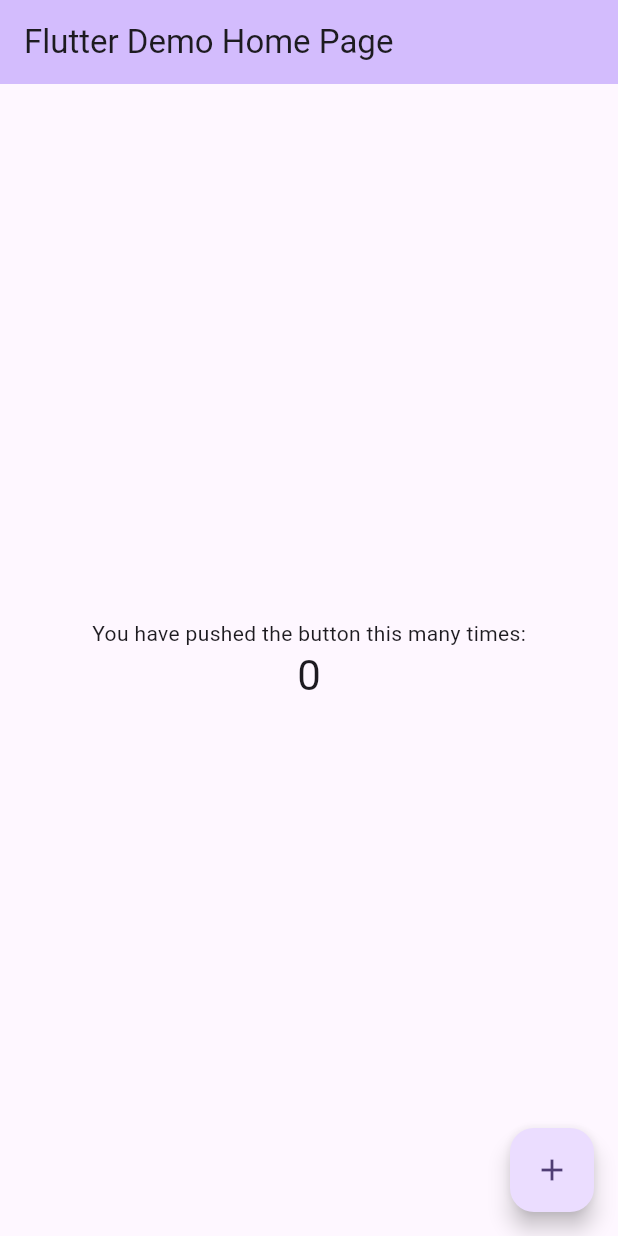
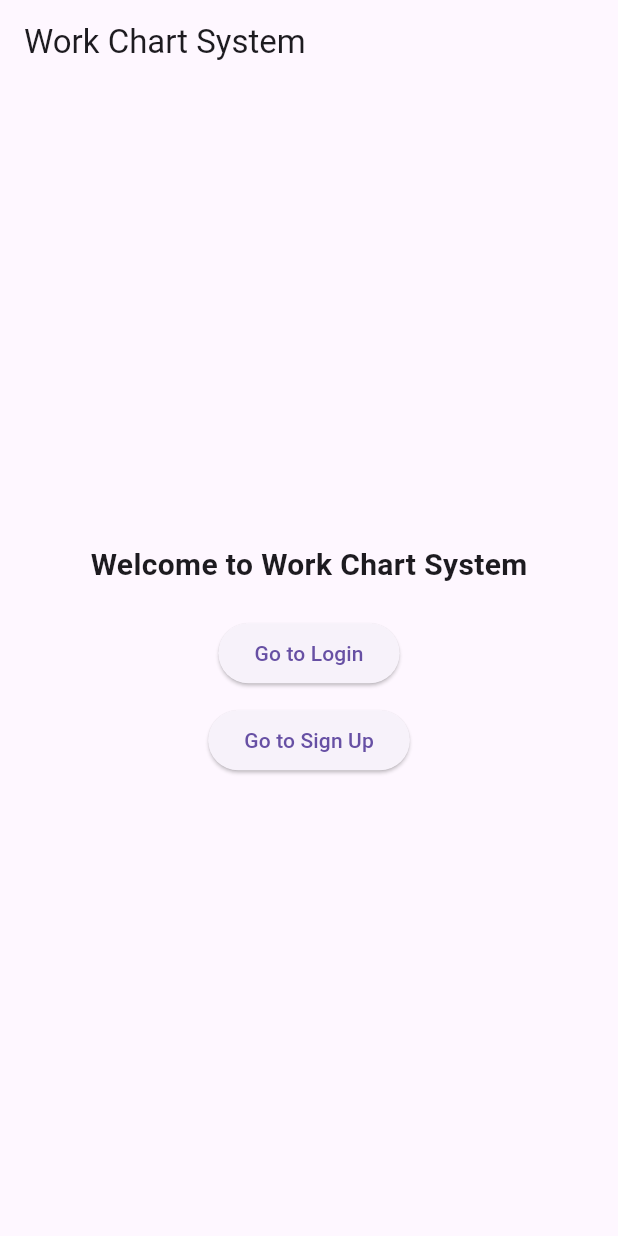
Before and after one commit to ekrajghimire/Work-Chart-System, a Flutter app: the screen it shows after launch, on a phone screen of 412 x 824 dp. Run offline on Flutter 3.47's test engine with Material 3 defaults, Android fonts, the phone set to English and light mode, and no system bars; our stand-ins replace shared_preferences.

Commit message:
added screens

```diff
--- a/lib/main.dart
+++ b/lib/main.dart
@@ -1,125 +1,62 @@
 import 'package:flutter/material.dart';
+import 'package:work_chart_system/screens/signup_screen.dart';
+import 'screens/login_screen.dart';
 
 void main() {
-  runApp(const MyApp());
+  runApp(MyApp());
 }
 
 class MyApp extends StatelessWidget {
-  const MyApp({super.key});
-
-  // This widget is the root of your application.
   @override
   Widget build(BuildContext context) {
     return MaterialApp(
-      title: 'Flutter Demo',
+      debugShowCheckedModeBanner: false,
+      title: 'Work Chart System',
       theme: ThemeData(
-        // This is the theme of your application.
-        //
-        // TRY THIS: Try running your application with "flutter run". You'll see
-        // the application has a purple toolbar. Then, without quitting the app,
-        // try changing the seedColor in the colorScheme below to Colors.green
-        // and then invoke "hot reload" (save your changes or press the "hot
-        // reload" button in a Flutter-supported IDE, or press "r" if you used
-        // the command line to start the app).
-        //
-        // Notice that the counter didn't reset back to zero; the application
-        // state is not lost during the reload. To reset the state, use hot
-        // restart instead.
-        //
-        // This works for code too, not just values: Most code changes can be
-        // tested with just a hot reload.
-        colorScheme: ColorScheme.fromSeed(seedColor: Colors.deepPurple),
-        useMaterial3: true,
+        primarySwatch: Colors.blue,
       ),
-      home: const MyHomePage(title: 'Flutter Demo Home Page'),
+      initialRoute: '/',
+      routes: {
+        '/': (context) => PlaceholderHomeScreen(),
+        '/login': (context) => LoginScreen(),
+        '/signup': (context) => SignupScreen(),
+      },
     );
   }
 }
 
-class MyHomePage extends StatefulWidget {
-  const MyHomePage({super.key, required this.title});
-
-  // This widget is the home page of your application. It is stateful, meaning
-  // that it has a State object (defined below) that contains fields that affect
-  // how it looks.
-
-  // This class is the configuration for the state. It holds the values (in this
-  // case the title) provided by the parent (in this case the App widget) and
-  // used by the build method of the State. Fields in a Widget subclass are
-  // always marked "final".
-
-  final String title;
-
-  @override
-  State<MyHomePage> createState() => _MyHomePageState();
-}
-
-class _MyHomePageState extends State<MyHomePage> {
-  int _counter = 0;
-
-  void _incrementCounter() {
-    setState(() {
-      // This call to setState tells the Flutter framework that something has
-      // changed in this State, which causes it to rerun the build method below
-      // so that the display can reflect the updated values. If we changed
-      // _counter without calling setState(), then the build method would not be
-      // called again, and so nothing would appear to happen.
-      _counter++;
-    });
-  }
-
+class PlaceholderHomeScreen extends StatelessWidget {
   @override
   Widget build(BuildContext context) {
-    // This method is rerun every time setState is called, for instance as done
-    // by the _incrementCounter method above.
-    //
-    // The Flutter framework has been optimized to make rerunning build methods
-    // fast, so that you can just rebuild anything that needs updating rather
-    // than having to individually change instances of widgets.
     return Scaffold(
       appBar: AppBar(
-        // TRY THIS: Try changing the color here to a specific color (to
-        // Colors.amber, perhaps?) and trigger a hot reload to see the AppBar
-        // change color while the other colors stay the same.
-        backgroundColor: Theme.of(context).colorScheme.inversePrimary,
-        // Here we take the value from the MyHomePage object that was created by
-        // the App.build method, and use it to set our appbar title.
-        title: Text(widget.title),
+        title: Text('Work Chart System'),
       ),
       body: Center(
-        // Center is a layout widget. It takes a single child and positions it
-        // in the middle of the parent.
         child: Column(
-          // Column is also a layout widget. It takes a list of children and
-          // arranges them vertically. By default, it sizes itself to fit its
-          // children horizontally, and tries to be as tall as its parent.
-          //
-          // Column has various properties to control how it sizes itself and
-          // how it positions its children. Here we use mainAxisAlignment to
-          // center the children vertically; the main axis here is the vertical
-          // axis because Columns are vertical (the cross axis would be
-          // horizontal).
-          //
-          // TRY THIS: Invoke "debug painting" (choose the "Toggle Debug Paint"
-          // action in the IDE, or press "p" in the console), to see the
-          // wireframe for each widget.
           mainAxisAlignment: MainAxisAlignment.center,
-          children: <Widget>[
-            const Text(
-              'You have pushed the button this many times:',
+          children: [
+            Text(
+              'Welcome to Work Chart System',
+              style: TextStyle(fontSize: 20, fontWeight: FontWeight.bold),
             ),
-            Text(
-              '$_counter',
-              style: Theme.of(context).textTheme.headlineMedium,
+            SizedBox(height: 20),
+            ElevatedButton(
+              onPressed: () {
+                Navigator.pushNamed(context, '/login');
+              },
+              child: Text('Go to Login'),
+            ),
+            SizedBox(height: 10),
+            ElevatedButton(
+              onPressed: () {
+                Navigator.pushNamed(context, '/signup');
+              },
+              child: Text('Go to Sign Up'),
             ),
           ],
         ),
       ),
-      floatingActionButton: FloatingActionButton(
-        onPressed: _incrementCounter,
-        tooltip: 'Increment',
-        child: const Icon(Icons.add),
-      ), // This trailing comma makes auto-formatting nicer for build methods.
     );
   }
 }
```
Also changed, not shown: lib/screens/login_screen.dart (added, +54 -0 lines), lib/screens/signup_screen.dart (added, +40 -0 lines), pubspec.yaml (+7 -1 lines), pubspec.lock, 7 other files.
